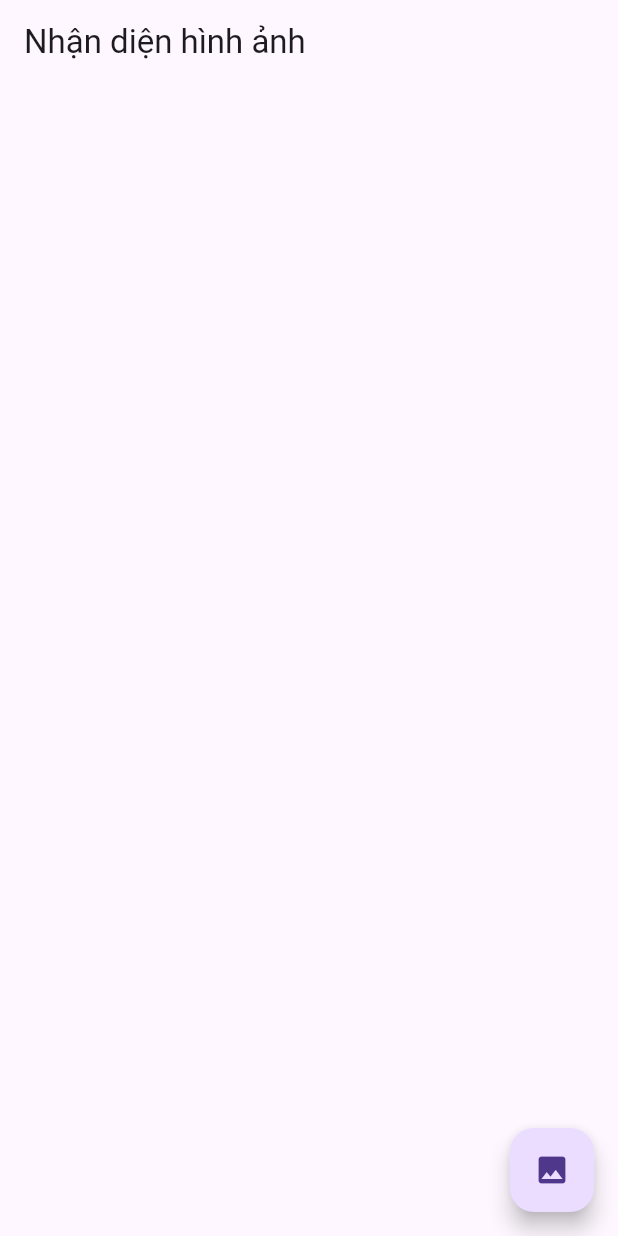
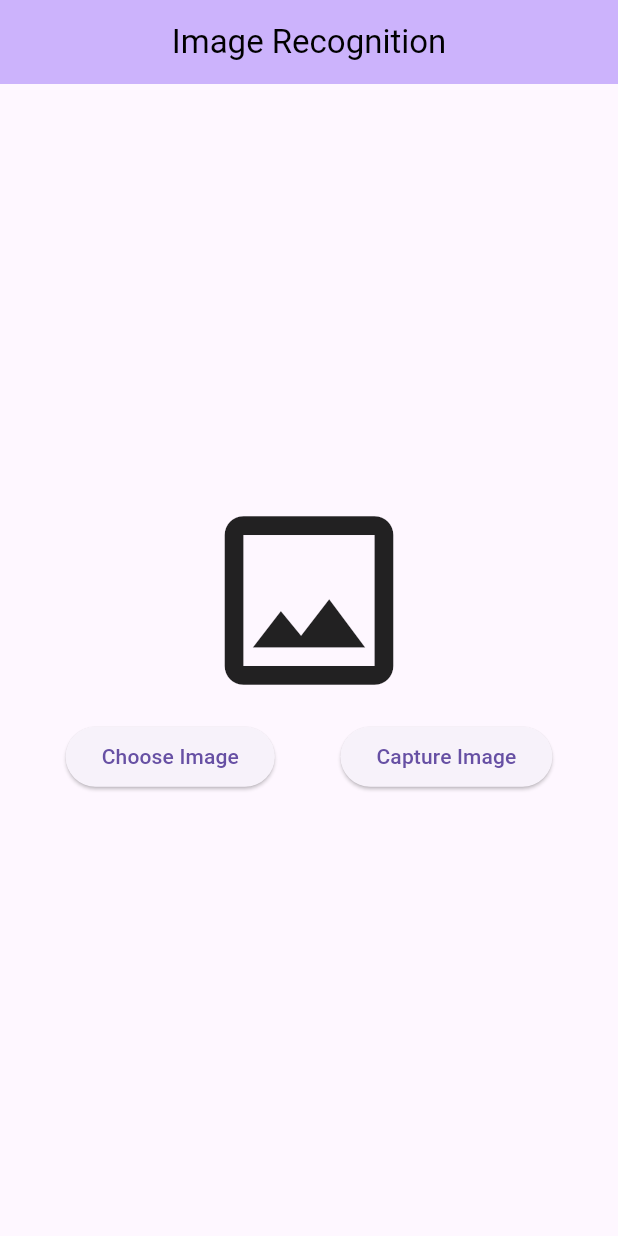
Before and after one commit to VoTanTien/Image-Recognition-Flutter, a Flutter app: the screen it shows after launch, on a phone screen of 412 x 824 dp. Run offline on Flutter 3.47's test engine with Material 3 defaults, Android fonts, the phone set to English and light mode, and no system bars; our stand-ins replace image_picker; missing offline and left inert: google_mlkit_image_labeling, tflite_flutter.

Commit message:
Fix bug labeling image

```diff
--- /dev/null
+++ b/lib/constants/colors.dart
@@ -0,0 +1,3 @@
+import 'dart:ui';
+
+const Color purpleColor = Color(0xFFCCB3FC);
--- a/lib/screens/home_screen.dart
+++ b/lib/screens/home_screen.dart
@@ -1,8 +1,11 @@
-import 'dart:html';
+import 'dart:io';
 
+import 'package:flutter/cupertino.dart';
 import 'package:flutter/material.dart';
+import 'package:google_mlkit_image_labeling/google_mlkit_image_labeling.dart';
 import 'package:image_picker/image_picker.dart';
 import 'package:tflite_flutter/tflite_flutter.dart';
+import 'package:tflite_project/constants/colors.dart';
 
 class HomeScreen extends StatefulWidget {
   @override
@@ -10,116 +13,108 @@ class HomeScreen extends StatefulWidget {
 }
 
 class _HomeScreenState extends State<HomeScreen> {
-  late Interpreter _interpreter;
-  List? _outputs;
-  File? _image;
-  bool _loading = false;
+  File? image;
+  late ImagePicker imagePicker;
+  late ImageLabeler labeler;
+  String results = "";
 
   @override
   void initState() {
     super.initState();
-    _loading = true;
-
-    loadModel().then((value) {
-      setState(() {
-        _loading = false;
-      });
-    });
+    imagePicker = ImagePicker();
+    ImageLabelerOptions options = ImageLabelerOptions(confidenceThreshold: 0.7);
+    labeler = ImageLabeler(options: options);
   }
 
-  loadModel() async {
-    try {
-      _interpreter =
-      await Interpreter.fromAsset('model.tflite'); // Sửa tên model nếu cần
-      print('Interpreter loaded successfully');
-    } catch (e) {
-      print('Failed to load model: $e');
+  chooseImage() async {
+    XFile? selectedImage =
+        await imagePicker.pickImage(source: ImageSource.gallery);
+    if (selectedImage != null) {
+      image = File(selectedImage.path);
+      performImageLabeling();
+      setState(() {
+        image;
+      });
     }
   }
 
-  classifyImage(File image) async {
-    if (_interpreter == null) {
-      print('Interpreter is not initialized');
-      return;
+  captureImage() async {
+    XFile? selectedImage =
+    await imagePicker.pickImage(source: ImageSource.camera);
+    if (selectedImage != null) {
+      image = File(selectedImage.path);
+      performImageLabeling();
+      setState(() {
+        image;
+      });
+    }
   }
 
-    img.Image imageInput = img.decodeImage(image.readAsBytesSync())!;
-    img.Image resizedImage = img.copyResize(
-        imageInput, width: 224, height: 224); // Điều chỉnh kích thước nếu cần
+  performImageLabeling() async{
+    results = "";
+    InputImage inputImage = InputImage.fromFile(image!);
 
-    var input = resizedImage.getBytes();
-    var output = List.filled(1 * 1001, 0).reshape(
-        [1, 1001]); // Điều chỉnh output tensor shape nếu cần
+    final List<ImageLabel> labels = await labeler.processImage(inputImage);
 
-    _interpreter.run(input, output);
-
-
+    for (ImageLabel label in labels) {
+      final String text = label.label;
+      final int index = label.index;
+      final double confidence = label.confidence;
+      results +=text+":    "+confidence.toStringAsFixed(2)+"\n";
+    }
     setState(() {
-      _loading = false;
-      _outputs = output;
+      results;
     });
   }
 
 
   @override
-  void dispose() {
-    _interpreter.close();
-    super.dispose();
-  }
-
-  pickImage() async {
-    var image = await ImagePicker().pickImage(source: ImageSource.gallery);
-    if (image == null) return null;
-    setState(() {
-      _loading = true;
-      _image = File(image.path as List<Object>);
-    });
-    classifyImage(_image!);
-  }
-
-  @override
   Widget build(BuildContext context) {
     return Scaffold(
         appBar: AppBar(
-        title: const Text('Nhận diện hình ảnh'),
+          title: const Text(
+            'Image Recognition',
+            style: TextStyle(
+              color: Colors.black,
             ),
-      body: _loading
-          ? Container(
-        alignment: Alignment.center,
-        child: CircularProgressIndicator(),
-      )
-          : Container(
-        width: MediaQuery
-            .of(context)
-            .size
-            .width,
+          ),
+          centerTitle: true,
+          backgroundColor: purpleColor,
+        ),
+        body: Center(
+          child: SingleChildScrollView(
             child: Column(
-          crossAxisAlignment: CrossAxisAlignment.center,
               mainAxisAlignment: MainAxisAlignment.center,
               children: [
-            _image == null ? Container() : Image.file(_image!),
-            SizedBox(height: 20),
-            _outputs != null ?
-            Text(
-              //  "${_outputs![0][0]}", // Chỉ hiển thị giá trị đầu tiên
-              _outputs.toString(), // Hiển thị toàn bộ output
-              style: TextStyle(
-                  color: Colors.black,
-                  fontSize: 20.0,
-                  background: Paint()
-                    ..color = Colors.white),
+                image == null
+                    ? Icon(
+                        Icons.image_outlined,
+                        size: 150,
                       )
-
-                : Container()
+                    : Image.file(image!),
+                SizedBox(height: 5,),
+                Row(
+                  mainAxisAlignment: MainAxisAlignment.spaceEvenly,
+                  children: [
+                    ElevatedButton(
+                      onPressed: () {
+                        chooseImage();
+                      },
+                      child: Text('Choose Image'),
+                    ),
+                    ElevatedButton(
+                      onPressed: () {
+                        captureImage();
+                      },
+                      child: Text('Capture Image'),
+                    ),
+                  ],
+                ),
+                SizedBox(height: 5,),
+                Text(results)
               ],
             ),
           ),
-      floatingActionButton: FloatingActionButton(
-        onPressed: pickImage,
-        child: Icon(Icons.image),
-      ),
-    )
-    ,
-    );
+        ));
   }
 }
--- a/pubspec.yaml
+++ b/pubspec.yaml
@@ -38,6 +38,7 @@ dependencies:
   tflite_flutter: ^0.11.0
   image_picker: ^1.1.2
   image: ^4.3.0
+  google_mlkit_image_labeling: ^0.13.0
 
 dev_dependencies:
   flutter_test:
```
Also changed, not shown: pubspec.lock, 1 other file. Lines whose indentation alone changed are shown as unchanged.
